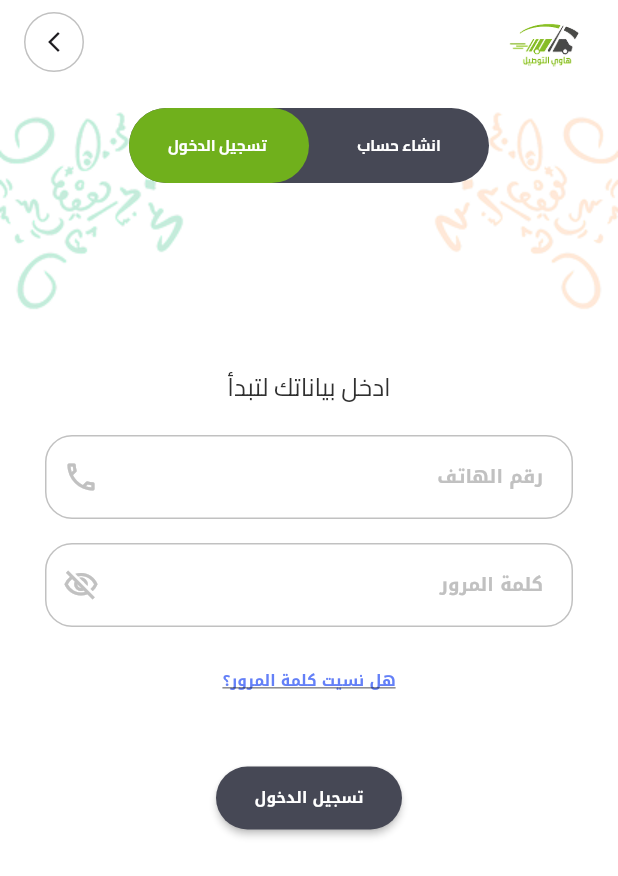
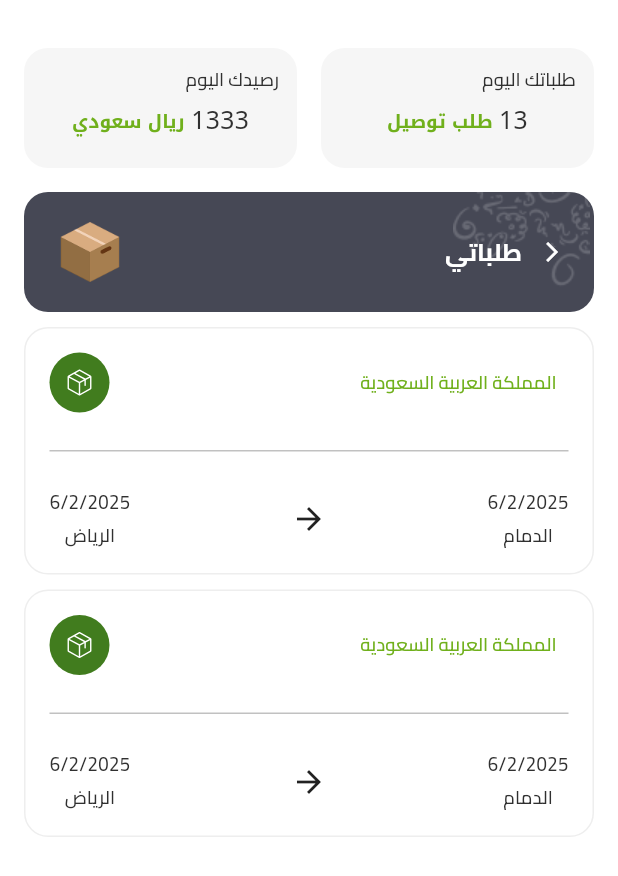
Before and after one commit to Mohamed123-r/hwee_tawseel_driver, a Flutter app: the screen it shows after launch, on a phone screen of 412 x 824 dp. Shown: the top 876 px of the screen. Run offline on Flutter 3.47's test engine with Material 3 defaults, Android fonts, the phone set to English and light mode, and no system bars; our stand-ins replace flutter_svg, image_picker, pinput; project files that could hold a hidden picture were left out.

Commit message:
✨ feat(home): Implement home view and related widgets ✨ feat(main): Replace AuthView with HomeView ✨ feat(auth): Add validation to forget password inputs ✨ feat(assets): Add box and box2 assets

```diff
--- a/lib/main.dart
+++ b/lib/main.dart
@@ -4,6 +4,7 @@ import 'package:hwee_tawseel_driver/views/auth/auth_view.dart';
 import 'package:hwee_tawseel_driver/views/splash/splash_view.dart';
 
 import 'components/app_colors.dart';
+import 'views/home/home_view.dart';
 
 void main() {
   SystemChrome.setSystemUIOverlayStyle(
@@ -30,7 +31,10 @@ class MyApp extends StatelessWidget {
         fontFamily: 'Cairo',
         primaryColor: AppColors.textPrimary,
       ),
-      home: AuthView(),
+      home: Scaffold(
+        backgroundColor: AppColors.white ,
+        body: HomeView(),
+      ),
     );
   }
 }
--- a/lib/views/auth/forget_password_view.dart
+++ b/lib/views/auth/forget_password_view.dart
@@ -91,7 +91,7 @@ class _ForgetPasswordViewState extends State<ForgetPasswordView> {
                             labelText: 'رقم الهاتف',
                             suffixIcon: Icon(Icons.phone_outlined),
                             keyboardType: TextInputType.phone,
-                            // validator: validatePhone,
+                             validator: validatePhone,
                             controller: emailController,
                           ),
                         ],
@@ -131,13 +131,13 @@ class _ForgetPasswordViewState extends State<ForgetPasswordView> {
                           AppPassInputTextFormField(
                             labelText: "كلمة المرور",
                             controller: passwordController,
-                           // validator: validatePassword,
+                            validator: validatePassword,
                           ),
                           const SizedBox(height: 24),
                           AppPassInputTextFormField(
                             labelText: "كلمة المرور",
                             controller: confirmPasswordController,
-                           // validator: validateConfirmPassword,
+                            validator: validateConfirmPassword,
                           ),
                         ],
                       ],
--- /dev/null
+++ b/lib/views/home/home_view.dart
@@ -0,0 +1,25 @@
+import 'package:flutter/material.dart';
+import 'package:hwee_tawseel_driver/generated/assets.dart';
+
+
+
+import 'widgets/home_view_body.dart';
+
+class HomeView extends StatelessWidget {
+  const HomeView({super.key});
+
+  @override
+  Widget build(BuildContext context) {
+    return Directionality(
+      textDirection: TextDirection.rtl,
+      child: SingleChildScrollView(
+        child: Column(
+          children: [
+            SizedBox(height: 16),
+            HomeViewBody()
+          ],
+        ),
+      ),
+    );
+  }
+}
--- /dev/null
+++ b/lib/views/home/widgets/home_item.dart
@@ -0,0 +1,105 @@
+import 'package:flutter/material.dart';
+import 'package:flutter_svg/flutter_svg.dart';
+import 'package:hwee_tawseel_driver/components/app_colors.dart';
+import 'package:hwee_tawseel_driver/components/app_text_styles.dart';
+import 'package:hwee_tawseel_driver/generated/assets.dart';
+
+class ItemHome extends StatelessWidget {
+  const ItemHome({
+    super.key,
+    required this.status,
+  });
+
+  final String status;
+
+  @override
+  Widget build(BuildContext context) {
+    return Container(
+      width: double.infinity,
+      height: 165,
+      decoration: BoxDecoration(
+        color: AppColors.white,
+        border: Border.all(
+          width: 1,
+          color: Colors.grey.shade200,
+        ),
+        borderRadius: BorderRadius.circular(16),
+      ),
+      child: Padding(
+        padding: const EdgeInsets.all(16.0),
+        child: Column(
+          crossAxisAlignment: CrossAxisAlignment.start,
+          children: [
+            Row(
+              children: [
+                SizedBox(width: 8),
+                Text(
+                  status,
+                  style: AppTextStyles.style12W500(context).copyWith(
+                    color: AppColors.greenWhite,
+                  ),
+                ),
+                Spacer(),
+                Container(
+                  width: 40,
+                  height: 40,
+                  decoration: BoxDecoration(
+                    shape: BoxShape.circle,
+                    color: AppColors.greenDark,
+                  ),
+                  child: Center(
+                    child: SvgPicture.asset(
+                      Assets.imagesBox2,
+                      width: 20,
+                    ),
+                  ),
+                ),
+              ],
+            ),
+            Expanded(
+              child: Divider(
+                color: AppColors.border,
+              ),
+            ),
+            Row(
+              mainAxisAlignment: MainAxisAlignment.spaceBetween,
+              children: [
+                Column(
+                  children: [
+                    Text(
+                      "6/2/2025",
+                      style: AppTextStyles.style12W500(context),
+                    ),
+                    SizedBox(
+                      height: 4,
+                    ),
+                    Text(
+                      "الدمام",
+                      style: AppTextStyles.style12W500(context),
+                    ),
+                  ],
+                ),
+                Icon(Icons.arrow_back),
+                Column(
+                  children: [
+                    Text(
+                      "6/2/2025",
+                      style: AppTextStyles.style12W500(context),
+                    ),
+                    SizedBox(
+                      height: 4,
+                    ),
+                    Text(
+                      "الرياض",
+                      style: AppTextStyles.style12W500(context),
+                    ),
+                  ],
+                ),
+              ],
+            ),
+          ],
+        ),
+      ),
+    );
+  }
+}
--- /dev/null
+++ b/lib/views/home/widgets/home_view_body.dart
@@ -0,0 +1,169 @@
+import 'package:flutter/material.dart';
+import 'package:hwee_tawseel_driver/components/app_colors.dart';
+import 'package:hwee_tawseel_driver/components/app_text_styles.dart';
+import 'package:hwee_tawseel_driver/generated/assets.dart';
+
+import 'home_item.dart';
+
+class HomeViewBody extends StatelessWidget {
+  const HomeViewBody({
+    super.key,
+  });
+
+  @override
+  Widget build(BuildContext context) {
+    return Padding(
+      padding: const EdgeInsets.all(16.0),
+      child: Column(
+        children: [
+          Row(children: [
+            Expanded(
+              child: Container(
+                width: double.infinity,
+                height: 80,
+                padding: EdgeInsets.all(12),
+                decoration: BoxDecoration(
+                  color: Color(0xFFF6F6F6),
+                  borderRadius: BorderRadius.circular(16),
+                ),
+                child: Column(
+                  children: [
+                    Row(
+                      mainAxisAlignment: MainAxisAlignment.start,
+                      children: [
+                        Text(
+                          "طلباتك اليوم",
+                          style: AppTextStyles.style12W500(context),
+                        ),
+                      ],
+                    ),
+                    Spacer(),
+                    Row(
+                      mainAxisAlignment: MainAxisAlignment.center,
+                      children: [
+                        Text(
+                          "13",
+                          style: AppTextStyles.style16W400(context)
+                              .copyWith(fontFamily: "Noto Kufi Arabic"),
+                        ),
+                        Text(
+                          " طلب توصيل",
+                          style: AppTextStyles.style12W700(context).copyWith(
+                              color: AppColors.greenWhite,
+                              fontFamily: "Noto Kufi Arabic"),
+                        ),
+                      ],
+                    ),
+                    Spacer(),
+                  ],
+                ),
+              ),
+            ),
+            SizedBox(
+              width: 16,
+            ),
+            Expanded(
+              child: Container(
+                height: 80,
+                padding: EdgeInsets.all(12),
+                decoration: BoxDecoration(
+                  color: Color(0xFFF6F6F6),
+                  borderRadius: BorderRadius.circular(16),
+                ),
+                child: Column(
+                  children: [
+                    Row(
+                      mainAxisAlignment: MainAxisAlignment.start,
+                      children: [
+                        Text(
+                          "رصيدك اليوم",
+                          style: AppTextStyles.style12W500(context),
+                        ),
+                      ],
+                    ),
+                    Spacer(),
+                    Row(
+                      mainAxisAlignment: MainAxisAlignment.center,
+                      children: [
+                        Text(
+                          "1333",
+                          style: AppTextStyles.style16W400(context)
+                              .copyWith(fontFamily: "Noto Kufi Arabic"),
+                        ),
+                        Text(
+                          " ريال سعودي",
+                          style: AppTextStyles.style12W700(context).copyWith(
+                              color: AppColors.greenWhite,
+                              fontFamily: "Noto Kufi Arabic"),
+                        ),
+                      ],
+                    ),
+                    Spacer(),
+                  ],
+                ),
+              ),
+            ),
+          ]),
+          SizedBox(
+            height: 16,
+          ),
+          Container(
+            width: double.infinity,
+            height: 80,
+            decoration: BoxDecoration(
+              color: Color(0xFF464855),
+              borderRadius: BorderRadius.circular(16),
+            ),
+            child: Stack(children: [
+              Positioned(
+                top: 0,
+                right: 3,
+                child: Image.asset(
+                  Assets.imagesShapes,
+                ),
+              ),
+              Center(
+                child: Padding(
+                  padding: const EdgeInsets.symmetric(horizontal: 24.0),
+                  child: Row(
+                    children: [
+                      Icon(
+                        Icons.arrow_back_ios,
+                        color: Colors.white,
+                        size: 16,
+                      ),
+                      SizedBox(
+                        width: 8,
+                      ),
+                      Text(
+                        "طلباتي",
+                        style: AppTextStyles.style16W400(context).copyWith(
+                          color: AppColors.white,
+                          fontWeight: FontWeight.bold,
+                        ),
+                      ),
+                      Spacer(),
+                      Image.asset(
+                        Assets.imagesBox,
+                        width: 40,
+                      ),
+                    ],
+                  ),
+                ),
+              )
+            ]),
+          ),
+          SizedBox(height: 10),
+          ItemHome(
+            status: "المملكة العربية السعودية",
+          ),
+          SizedBox(height: 10),
+          ItemHome(
+            status: "المملكة العربية السعودية",
+          ),
+          SizedBox(height: 10),
+        ],
+      ),
+    );
+  }
+}
```
Also changed, not shown: assets/images/box.png (added), assets/images/box2.svg (added), assets/images/shapes.png (added), lib/generated/assets.dart.
